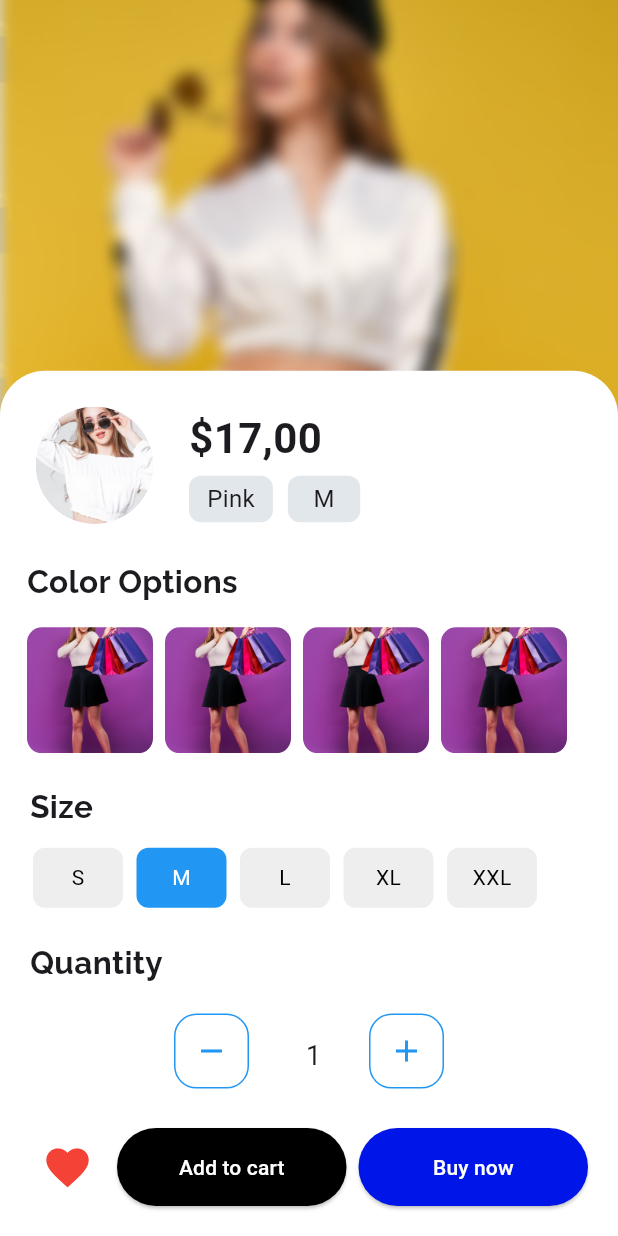
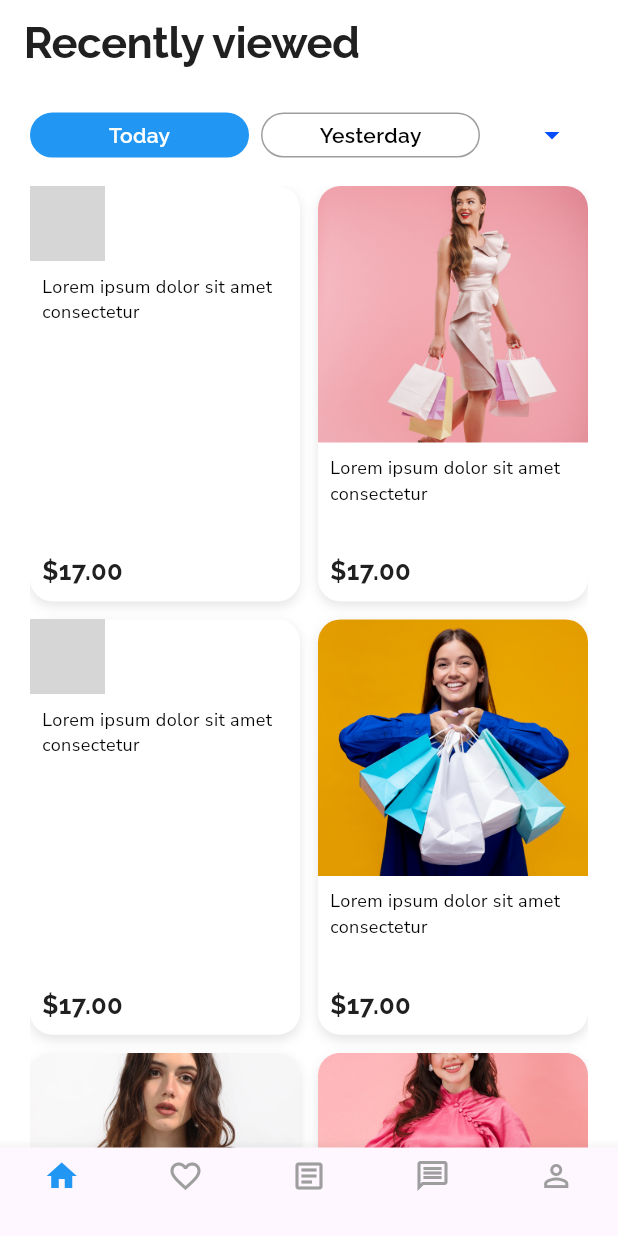
Before and after one commit to varunpalkar/Shoppe, a Flutter app: the VariationsScreen screen opened by its route, after a tap on the "favorite outline" icon, after a tap on "Buy now", on a phone screen of 412 x 824 dp. Run offline on Flutter 3.47's test engine with Material 3 defaults, Android fonts, the phone set to English and light mode, and no system bars; our stand-ins replace google_fonts; grey boxes are pictures that could not be loaded.

Commit message:
Shoppe commit

```diff
--- a/shoppe/shoppe/lib/main.dart
+++ b/shoppe/shoppe/lib/main.dart
@@ -8,6 +8,7 @@ import 'package:shoppe/screens/product_screen.dart';
 import 'package:shoppe/screens/profile_screen.dart';
 import 'package:shoppe/screens/password_screen.dart';
 import 'package:shoppe/screens/ready_screen.dart';
+import 'package:shoppe/screens/recent_screen.dart';
 import 'package:shoppe/screens/review_screen.dart';
 import 'package:shoppe/screens/sale_screen.dart';
 import 'package:shoppe/screens/story_screen.dart';
@@ -41,6 +42,7 @@ class MyApp extends StatelessWidget {
         '/banner_screen': (context) => const CustomPage(),
         '/storybanner_screen': (context) => const BannerPage(),
         '/variation_screen': (context) => const VariationsScreen(),
+        '/recent_screen': (context) => const RecentlyViewedScreen(),
       },
     );
   }
--- /dev/null
+++ b/shoppe/shoppe/lib/screens/recent_screen.dart
@@ -0,0 +1,249 @@
+import 'package:flutter/material.dart';
+
+// void main() {
+//   runApp(const MyApp());
+// }
+
+// class MyApp extends StatelessWidget {
+//   const MyApp({super.key});
+
+//   @override
+//   Widget build(BuildContext context) {
+//     return MaterialApp(
+//       title: 'Recently Viewed',
+//       debugShowCheckedModeBanner: false,
+//       theme: ThemeData(
+//         primarySwatch: Colors.blue,
+//       ),
+//       home: const RecentlyViewedScreen(),
+//     );
+//   }
+// }
+
+class RecentlyViewedScreen extends StatefulWidget {
+  const RecentlyViewedScreen({super.key});
+
+  @override
+  _RecentlyViewedScreenState createState() => _RecentlyViewedScreenState();
+}
+
+class _RecentlyViewedScreenState extends State<RecentlyViewedScreen> {
+  String selectedButton = 'Today';
+
+  @override
+  Widget build(BuildContext context) {
+    return Scaffold(
+      backgroundColor: Colors.white,
+      appBar: AppBar(
+        backgroundColor: Colors.white,
+        elevation: 0,
+        title: const Text(
+          'Recently viewed',
+          style: TextStyle(
+            fontFamily: 'Raleway',
+            fontSize: 29,
+            fontWeight: FontWeight.w700,
+            color: Color(0xFF202020),
+            letterSpacing: -0.29,
+          ),
+        ),
+        automaticallyImplyLeading: false,
+      ),
+      body: SafeArea(
+        child: Column(
+          crossAxisAlignment: CrossAxisAlignment.start,
+          children: [
+            // Toggle Buttons Row
+            Padding(
+              padding: const EdgeInsets.symmetric(horizontal: 20.0, vertical: 10.0),
+              child: Row(
+                children: [
+                  _buildToggleButton('Today'),
+                  const SizedBox(width: 8),
+                  _buildToggleButton('Yesterday'),
+                  const Spacer(),
+                  // Dropdown Button
+                  IconButton(
+                    onPressed: () {
+                      // Add dropdown functionality
+                    },
+                    icon: const Icon(
+                      Icons.arrow_drop_down,
+                      color: Color(0xFF004BFE),
+                    ),
+                  ),
+                ],
+              ),
+            ),
+            // Scrollable Content
+            Expanded(
+              child: Padding(
+                padding: const EdgeInsets.symmetric(horizontal: 20.0),
+                child: GridView.builder(
+                  gridDelegate: const SliverGridDelegateWithFixedCrossAxisCount(
+                    crossAxisCount: 2,
+                    crossAxisSpacing: 12,
+                    mainAxisSpacing: 12,
+                    childAspectRatio: 0.65,
+                  ),
+                  itemCount: 6, // Replace with the actual item count
+                  itemBuilder: (context, index) {
+                    return _buildProductCard(
+                      image: 'assets/image${index + 1}.png', // Replace with actual paths
+                      title: 'Lorem ipsum dolor sit amet consectetur',
+                      price: '\$17.00',
+                    );
+                  },
+                ),
+              ),
+            ),
+          ],
+        ),
+      ),
+      // Bottom Navigation Bar
+      bottomNavigationBar: BottomNavigationBar(
+        type: BottomNavigationBarType.fixed,
+        selectedItemColor: Colors.blue,
+        unselectedItemColor: Colors.grey,
+        onTap: (index) {
+          if (index == 0) {
+            // Navigate to RecentlyViewedScreen
+            Navigator.push(
+              context,
+              MaterialPageRoute(builder: (_) => const RecentlyViewedScreen()),
+            );
+          }
+
+        },
+        items: const [
+          BottomNavigationBarItem(
+            icon: Icon(Icons.home),
+            label: '',
+          ),
+          BottomNavigationBarItem(
+            icon: Icon(Icons.favorite_border),
+            label: '',
+          ),
+          BottomNavigationBarItem(
+            icon: Icon(Icons.article_outlined),
+            label: '',
+          ),
+          BottomNavigationBarItem(
+            icon: Icon(Icons.message_outlined),
+            label: '',
+          ),
+          BottomNavigationBarItem(
+            icon: Icon(Icons.person_outline),
+            label: '',
+          ),
+        ],
+      ),
+    );
+  }
+
+  // Build Toggle Button
+  Widget _buildToggleButton(String text) {
+    bool isSelected = text == selectedButton;
+    return GestureDetector(
+      onTap: () {
+        setState(() {
+          selectedButton = text;
+        });
+      },
+      child: Container(
+        width: 146,
+        height: 30,
+        decoration: BoxDecoration(
+          color: isSelected ? Colors.blue : Colors.transparent,
+          borderRadius: BorderRadius.circular(15),
+          border: Border.all(
+            color: isSelected ? Colors.blue : Colors.grey,
+          ),
+        ),
+        alignment: Alignment.center,
+        child: Text(
+          text,
+          style: TextStyle(
+            fontFamily: 'Raleway',
+            fontSize: 14,
+            fontWeight: FontWeight.w600,
+            color: isSelected ? Colors.white : Colors.black,
+          ),
+        ),
+      ),
+    );
+  }
+
+  // Build Product Card
+  Widget _buildProductCard({
+    required String image,
+    required String title,
+    required String price,
+  }) {
+    return Container(
+      decoration: BoxDecoration(
+        borderRadius: BorderRadius.circular(15),
+        color: Colors.white,
+        boxShadow: [
+          BoxShadow(
+            color: Colors.black.withOpacity(0.1),
+            blurRadius: 6,
+            offset: const Offset(0, 3),
+          ),
+        ],
+      ),
+      child: Column(
+        crossAxisAlignment: CrossAxisAlignment.start,
+        children: [
+          // Product Image
+          ClipRRect(
+            borderRadius: const BorderRadius.vertical(top: Radius.circular(15)),
+            child: Image.asset(
+              image,
+              height: 171,
+              width: double.infinity,
+              fit: BoxFit.cover,
+              errorBuilder: (context, error, stackTrace) {
+                return const Icon(
+                  Icons.broken_image,
+                  size: 50,
+                  color: Colors.grey,
+                );
+              },
+            ),
+          ),
+          const SizedBox(height: 8),
+          // Product Title
+          Padding(
+            padding: const EdgeInsets.symmetric(horizontal: 8.0),
+            child: Text(
+              title,
+              maxLines: 2,
+              overflow: TextOverflow.ellipsis,
+              style: const TextStyle(
+                fontFamily: 'Nunito Sans',
+                fontSize: 12,
+                fontWeight: FontWeight.w400,
+                color: Colors.black,
+              ),
+            ),
+          ),
+          const Spacer(),
+          // Product Price
+          Padding(
+            padding: const EdgeInsets.symmetric(horizontal: 8.0, vertical: 8.0),
+            child: Text(
+              price,
+              style: const TextStyle(
+                fontFamily: 'Raleway',
+                fontSize: 17,
+                fontWeight: FontWeight.w700,
+                color: Color(0xFF202020),
+              ),
+            ),
+          ),
+        ],
+      ),
+    );
+  }
+}
--- a/shoppe/shoppe/lib/screens/variations_screen.dart
+++ b/shoppe/shoppe/lib/screens/variations_screen.dart
@@ -320,12 +320,13 @@ Padding(
                 Expanded(
                   child: ElevatedButton(
                     onPressed: () {
-                      // Buy now functionality
+                      Navigator.pushNamed(context, '/recent_screen');  // Buy now functionality
                     },
                     style: ElevatedButton.styleFrom(
                       backgroundColor: const Color(0xFF0015E7),
                       padding: const EdgeInsets.symmetric(vertical: 16),
                     ),
+
                     child: const Text(
                       'Buy now',
                       style: TextStyle(color: Colors.white),
--- a/shoppe/shoppe/pubspec.yaml
+++ b/shoppe/shoppe/pubspec.yaml
@@ -71,6 +71,8 @@ flutter:
     - assets/image2.png
     - assets/image3.png
     - assets/image4.png
+    - assets/image5.png
+    - assets/image6.png
     - assets/live.png
     - assets/forward_icon.png
     - assets/image.png
```
Also changed, not shown: shoppe/shoppe/assets/image5.png (added), shoppe/shoppe/assets/image6.png (added).
